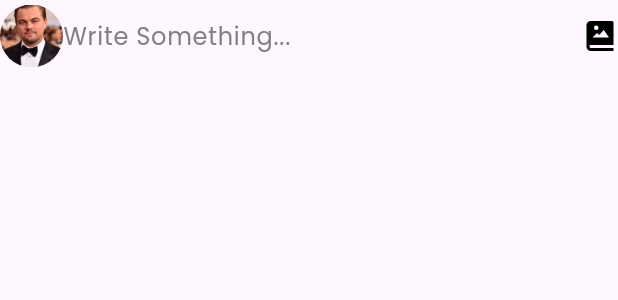
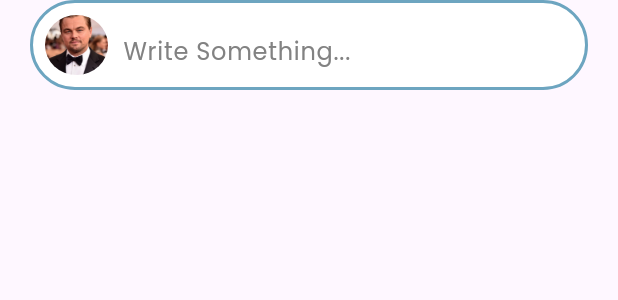
Before and after one commit to CeylonTrail/frontend-mobile, a Flutter app: the SocialMediaPost widget shown alone on an empty page, opened directly, on a phone screen of 412 x 824 dp. Shown: the top 300 px of the screen. Run offline on Flutter 3.47's test engine with Material 3 defaults, Android fonts, the phone set to English and light mode, and no system bars; our stand-ins replace flutter_svg, get, google_fonts, smooth_page_indicator.

Commit message:
social media post

```diff
--- a/lib/screen/home_screen.dart
+++ b/lib/screen/home_screen.dart
@@ -9,7 +9,6 @@ import 'package:ceylontrailapp/widgets/plan_a_trip_button.dart';
 import 'package:ceylontrailapp/widgets/popular_destinations.dart';
 import 'package:ceylontrailapp/widgets/previous_trips.dart';
 import 'package:ceylontrailapp/widgets/recommended_trip_plans.dart';
-import 'package:ceylontrailapp/widgets/social_media_post.dart';
 import 'package:ceylontrailapp/widgets/weather_button.dart';
 import 'package:flutter/material.dart';
 import 'package:get/get.dart';
@@ -55,7 +54,7 @@ class HomeScreen extends StatelessWidget {
                     RecommendedTripPlans(),
                     PopularDestinations(),
                     PreviousTrips(),
-                    SocialMediaPost()
+
                   ],
                 ),
               ),
--- a/lib/screen/news_feed.dart
+++ b/lib/screen/news_feed.dart
@@ -1,4 +1,6 @@
 import 'package:flutter/material.dart';
+
+import '../widgets/social_media_post.dart';
 
 class NewsFeed extends StatefulWidget {
   const NewsFeed({super.key});
@@ -10,8 +12,11 @@ class NewsFeed extends StatefulWidget {
 class _HomeScreenState extends State<NewsFeed> {
   @override
   Widget build(BuildContext context) {
-    return Container(
-      child: Text("News Feed"),
+    return const Column(
+      children: [
+        SocialMediaPost()
+      ],
+
     );
   }
 }
--- a/lib/widgets/social_media_post.dart
+++ b/lib/widgets/social_media_post.dart
@@ -1,5 +1,4 @@
 import 'package:flutter/material.dart';
-import 'package:flutter_svg/svg.dart';
 import '../theme/app_theme.dart';
 
 class SocialMediaPost extends StatelessWidget {
@@ -7,7 +6,21 @@ class SocialMediaPost extends StatelessWidget {
 
   @override
   Widget build(BuildContext context) {
+    final size = MediaQuery.of(context).size;
     return SizedBox(
+      child: Row(
+        children: [
+          Padding(
+            padding: const EdgeInsets.symmetric(horizontal: 20),
+            child: Container(
+              height: 60,
+              width: size.width - 40,
+              decoration: BoxDecoration(
+                  color: AppTheme.colors.white,
+                  border: Border.all(color: AppTheme.colors.secondary, width: 2),
+                  borderRadius: BorderRadius.circular(50)),
+              padding: EdgeInsets.all(8.0),
+              // Add some padding if needed
               child: Row(
                 children: [
                   ClipOval(
@@ -18,6 +31,7 @@ class SocialMediaPost extends StatelessWidget {
                       fit: BoxFit.cover,
                     ),
                   ),
+                  SizedBox(width: 10,),
                   Expanded(
                     child: GestureDetector(
                       onTap: () {
@@ -34,18 +48,22 @@ class SocialMediaPost extends StatelessWidget {
                             color: AppTheme.colors.secondary_light_3,
                           ),
                           border: InputBorder.none,
-                  enabledBorder: UnderlineInputBorder(
+                          enabledBorder: const UnderlineInputBorder(
                             borderSide: BorderSide(color: Colors.grey),
                           ),
-                  focusedBorder: UnderlineInputBorder(
+                          focusedBorder: const UnderlineInputBorder(
                             borderSide: BorderSide(color: Colors.blue),
                           ),
                         ),
-                enabled: false, // Disable TextField to trigger GestureDetector
+                        enabled:
+                            false, // Disable TextField to trigger GestureDetector
                       ),
                     ),
                   ),
-          SvgPicture.asset('assets/icons/bxs-photo-album.svg'),
+                ],
+              ),
+            ),
+          )
         ],
       ),
     );
```
Also changed, not shown: 1 other file. Lines whose indentation alone changed are shown as unchanged.
